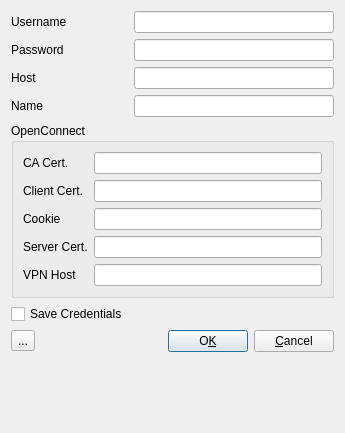
Above: apps/cmstapp/code/vpn_agent/ui/vpnagent.ui from andrew-bibb/cmst before the change. Below: the same form after it.
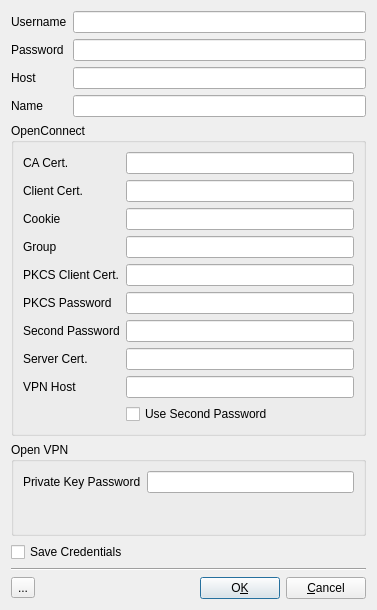
That is the form after the change. Icons and pictures are not drawn.

Commit message: add fields to vpn agent dialog

The edit to the form file:
```diff
--- a/apps/cmstapp/code/vpn_agent/ui/vpnagent.ui
+++ b/apps/cmstapp/code/vpn_agent/ui/vpnagent.ui
@@ -6,13 +6,15 @@
    <rect>
     <x>0</x>
     <y>0</y>
-    <width>345</width>
-    <height>433</height>
+    <width>377</width>
+    <height>610</height>
    </rect>
   </property>
   <property name="windowTitle">
    <string>VPN Agent Input</string>
   </property>
+  <layout class="QVBoxLayout" name="verticalLayout">
+   <item>
   <layout class="QFormLayout" name="formLayout">
    <item row="0" column="0">
     <widget class="QLabel" name="label_username">
@@ -27,14 +29,14 @@
    <item row="0" column="1">
     <widget class="QLineEdit" name="lineEdit_username">
      <property name="whatsThis">
-      <string>&lt;html&gt;&lt;head/&gt;&lt;body&gt;&lt;p&gt;WISPr username.&lt;/p&gt;&lt;/body&gt;&lt;/html&gt;</string>
+        <string>&lt;html&gt;&lt;head/&gt;&lt;body&gt;&lt;p&gt;Username for authentication.  &lt;/p&gt;&lt;/body&gt;&lt;/html&gt;</string>
      </property>
      <property name="clearButtonEnabled">
       <bool>true</bool>
      </property>
     </widget>
    </item>
-   <item row="2" column="0">
+     <item row="1" column="0">
     <widget class="QLabel" name="label_password">
      <property name="text">
       <string>Password</string>
@@ -44,112 +46,240 @@
      </property>
     </widget>
    </item>
-   <item row="2" column="1">
+     <item row="1" column="1">
     <widget class="QLineEdit" name="lineEdit_password">
      <property name="whatsThis">
-      <string>&lt;html&gt;&lt;head/&gt;&lt;body&gt;&lt;p&gt;WISPr password.&lt;/p&gt;&lt;/body&gt;&lt;/html&gt;</string>
+        <string>&lt;html&gt;&lt;head/&gt;&lt;body&gt;&lt;p&gt;Password for authentication.&lt;/p&gt;&lt;/body&gt;&lt;/html&gt;</string>
      </property>
      <property name="clearButtonEnabled">
       <bool>true</bool>
      </property>
     </widget>
    </item>
-   <item row="4" column="0">
+     <item row="2" column="0">
     <widget class="QLabel" name="label_host">
      <property name="text">
       <string>Host</string>
      </property>
     </widget>
    </item>
-   <item row="4" column="1">
+     <item row="2" column="1">
     <widget class="QLineEdit" name="lineEdit_host">
+       <property name="whatsThis">
+        <string>&lt;html&gt;&lt;head/&gt;&lt;body&gt;&lt;p&gt;End point of this VPN link i.e., the VPN gateway we re trying to connect to.&lt;/p&gt;&lt;/body&gt;&lt;/html&gt;</string>
+       </property>
      <property name="clearButtonEnabled">
       <bool>true</bool>
      </property>
     </widget>
    </item>
-   <item row="5" column="0">
+     <item row="3" column="0">
     <widget class="QLabel" name="label_name">
      <property name="text">
       <string>Name</string>
      </property>
     </widget>
    </item>
-   <item row="5" column="1">
+     <item row="3" column="1">
     <widget class="QLineEdit" name="lineEdit_name">
+       <property name="whatsThis">
+        <string>&lt;html&gt;&lt;head/&gt;&lt;body&gt;&lt;p&gt;The name of the VPN connection we are trying to connect to.&lt;/p&gt;&lt;/body&gt;&lt;/html&gt;</string>
+       </property>
      <property name="clearButtonEnabled">
       <bool>true</bool>
      </property>
     </widget>
    </item>
-   <item row="7" column="0" colspan="2">
+    </layout>
+   </item>
+   <item>
     <widget class="QGroupBox" name="groupBox_openconnect">
+     <property name="whatsThis">
+      <string>&lt;html&gt;&lt;head/&gt;&lt;body&gt;&lt;p&gt;Password for decrypting PKCS#8/PKCS#12 client certificate.&lt;/p&gt;&lt;/body&gt;&lt;/html&gt;</string>
+     </property>
      <property name="title">
       <string>OpenConnect</string>
      </property>
      <layout class="QFormLayout" name="formLayout_2">
       <item row="0" column="0">
-       <widget class="QLabel" name="label_cacert">
+       <widget class="QLabel" name="label_oc_cacert">
         <property name="text">
          <string>CA Cert.</string>
         </property>
        </widget>
       </item>
       <item row="0" column="1">
-       <widget class="QLineEdit" name="lineEdit_cacert">
+       <widget class="QLineEdit" name="lineEdit_oc_cacert">
+        <property name="whatsThis">
+         <string>&lt;html&gt;&lt;head/&gt;&lt;body&gt;&lt;p&gt;Informational field containing a path name for an additional Certificate of Authority file.&lt;/p&gt;&lt;/body&gt;&lt;/html&gt;</string>
+        </property>
         <property name="clearButtonEnabled">
          <bool>true</bool>
         </property>
        </widget>
       </item>
       <item row="1" column="0">
-       <widget class="QLabel" name="label_clientcert">
+       <widget class="QLabel" name="label_oc_clientcert">
         <property name="text">
          <string>Client Cert.</string>
         </property>
        </widget>
       </item>
       <item row="1" column="1">
-       <widget class="QLineEdit" name="lineEdit_clientcert"/>
+       <widget class="QLineEdit" name="lineEdit_oc_clientcert">
+        <property name="whatsThis">
+         <string>&lt;html&gt;&lt;head/&gt;&lt;body&gt;&lt;p&gt;Informational field containing a pkcs11 URL or a ptth name for the client certificate.&lt;/p&gt;&lt;/body&gt;&lt;/html&gt;</string>
+        </property>
+       </widget>
       </item>
       <item row="2" column="0">
-       <widget class="QLabel" name="label_cookie">
+       <widget class="QLabel" name="label_oc_cookie">
         <property name="text">
          <string>Cookie</string>
         </property>
        </widget>
       </item>
       <item row="2" column="1">
-       <widget class="QLineEdit" name="lineEdit_cookie"/>
+       <widget class="QLineEdit" name="lineEdit_oc_cookie">
+        <property name="whatsThis">
+         <string>&lt;html&gt;&lt;head/&gt;&lt;body&gt;&lt;p&gt;The OpenConnect cookie value that is used for authenticating the VPN session.&lt;/p&gt;&lt;/body&gt;&lt;/html&gt;</string>
+        </property>
+       </widget>
       </item>
       <item row="3" column="0">
-       <widget class="QLabel" name="servercert">
+       <widget class="QLabel" name="label_oc_group">
+        <property name="text">
+         <string>Group</string>
+        </property>
+       </widget>
+      </item>
+      <item row="3" column="1">
+       <widget class="QLineEdit" name="lineEdit_oc_group">
+        <property name="whatsThis">
+         <string>&lt;html&gt;&lt;head/&gt;&lt;body&gt;&lt;p&gt;Authentication login group.&lt;/p&gt;&lt;/body&gt;&lt;/html&gt;</string>
+        </property>
+       </widget>
+      </item>
+      <item row="4" column="0">
+       <widget class="QLabel" name="label_oc_pkcsclientcett">
+        <property name="text">
+         <string>PKCS Client Cert.</string>
+        </property>
+       </widget>
+      </item>
+      <item row="4" column="1">
+       <widget class="QLineEdit" name="lineEdit_oc_pkcsclientcert">
+        <property name="whatsThis">
+         <string>&lt;html&gt;&lt;head/&gt;&lt;body&gt;&lt;p&gt;Informational field containing a PKCS#1/PKCS#8/PKCS#12 URL or a path name for the client certificate.&lt;/p&gt;&lt;/body&gt;&lt;/html&gt;</string>
+        </property>
+       </widget>
+      </item>
+      <item row="5" column="0">
+       <widget class="QLabel" name="label_oc_pkcspassword">
+        <property name="text">
+         <string>PKCS Password</string>
+        </property>
+       </widget>
+      </item>
+      <item row="5" column="1">
+       <widget class="QLineEdit" name="lineEdit_oc_pkcspassword"/>
+      </item>
+      <item row="9" column="0">
+       <widget class="QLabel" name="label_oc_servercert">
         <property name="text">
          <string>Server Cert.</string>
         </property>
        </widget>
       </item>
-      <item row="3" column="1">
-       <widget class="QLineEdit" name="lineEdit_servercert">
+      <item row="9" column="1">
+       <widget class="QLineEdit" name="lineEdit_oc_servercert">
+        <property name="whatsThis">
+         <string>&lt;html&gt;&lt;head/&gt;&lt;body&gt;&lt;p&gt;The OpenConnect server hash used to identify the final server after possible web authentication logins, selections and redirections.&lt;/p&gt;&lt;/body&gt;&lt;/html&gt;</string>
+        </property>
         <property name="clearButtonEnabled">
          <bool>true</bool>
         </property>
        </widget>
       </item>
-      <item row="4" column="0">
-       <widget class="QLabel" name="label_vpnhost">
+      <item row="10" column="0">
+       <widget class="QLabel" name="label_oc_vpnhost">
         <property name="text">
          <string>VPN Host</string>
         </property>
        </widget>
       </item>
-      <item row="4" column="1">
-       <widget class="QLineEdit" name="lineEdit_vpnhost"/>
+      <item row="10" column="1">
+       <widget class="QLineEdit" name="lineEdit_oc_vpnhost">
+        <property name="whatsThis">
+         <string>&lt;html&gt;&lt;head/&gt;&lt;body&gt;&lt;p&gt;The final VPN server to use after possible web authentication logins, selections and redirections.&lt;/p&gt;&lt;/body&gt;&lt;/html&gt;</string>
+        </property>
+       </widget>
       </item>
+      <item row="7" column="0">
+       <widget class="QLabel" name="label_oc_secondpassword">
+        <property name="text">
+         <string>Second Password</string>
+        </property>
+       </widget>
+      </item>
+      <item row="7" column="1">
+       <widget class="QLineEdit" name="lineEdit_oc_secondpassword">
+        <property name="whatsThis">
+         <string>&lt;html&gt;&lt;head/&gt;&lt;body&gt;&lt;p&gt;Second factor password for authentication.&lt;/p&gt;&lt;/body&gt;&lt;/html&gt;</string>
+        </property>
+       </widget>
+      </item>
+      <item row="11" column="1">
+       <widget class="QCheckBox" name="checkBox_oc_usesecondpassword">
+        <property name="whatsThis">
+         <string>&lt;html&gt;&lt;head/&gt;&lt;body&gt;&lt;p&gt;Indicates that the second factor password is used for the selected authentication group.&lt;/p&gt;&lt;/body&gt;&lt;/html&gt;</string>
+        </property>
+        <property name="text">
+         <string>Use Second Password</string>
+        </property>
+       </widget>
+      </item>
      </layout>
     </widget>
    </item>
-   <item row="9" column="0" colspan="2">
+   <item>
+    <widget class="QGroupBox" name="groupBox">
+     <property name="title">
+      <string>Open VPN</string>
+     </property>
+     <layout class="QFormLayout" name="formLayout_3">
+      <item row="0" column="0">
+       <widget class="QLabel" name="label_ov_privatekeypassword">
+        <property name="text">
+         <string>Private Key Password</string>
+        </property>
+       </widget>
+      </item>
+      <item row="0" column="1">
+       <widget class="QLineEdit" name="lineEdit_ov_privatekeypassword">
+        <property name="whatsThis">
+         <string>&lt;html&gt;&lt;head/&gt;&lt;body&gt;&lt;p&gt;Private key password used to decrypt the encrypted OpenVPN private key file.&lt;/p&gt;&lt;/body&gt;&lt;/html&gt;</string>
+        </property>
+       </widget>
+      </item>
+     </layout>
+    </widget>
+   </item>
+   <item>
+    <widget class="QCheckBox" name="checkBox_savecredentials">
+     <property name="text">
+      <string>Save Credentials</string>
+     </property>
+    </widget>
+   </item>
+   <item>
+    <widget class="Line" name="line">
+     <property name="orientation">
+      <enum>Qt::Horizontal</enum>
+     </property>
+    </widget>
+   </item>
+   <item>
     <layout class="QHBoxLayout" name="horizontalLayout_3">
      <item>
       <widget class="QToolButton" name="toolButton_whatsthis">
@@ -212,26 +342,6 @@
      </item>
     </layout>
    </item>
-   <item row="11" column="0">
-    <spacer name="verticalSpacer">
-     <property name="orientation">
-      <enum>Qt::Vertical</enum>
-     </property>
-     <property name="sizeHint" stdset="0">
-      <size>
-       <width>20</width>
-       <height>40</height>
-      </size>
-     </property>
-    </spacer>
-   </item>
-   <item row="8" column="0">
-    <widget class="QCheckBox" name="checkBox_savecredentials">
-     <property name="text">
-      <string>Save Credentials</string>
-     </property>
-    </widget>
-   </item>
   </layout>
  </widget>
  <tabstops>
```
Left out of the diff: 13 changed lines with no effect on the pictures. Lines whose indentation alone changed are shown as unchanged. The commit also changes 4 other files.
